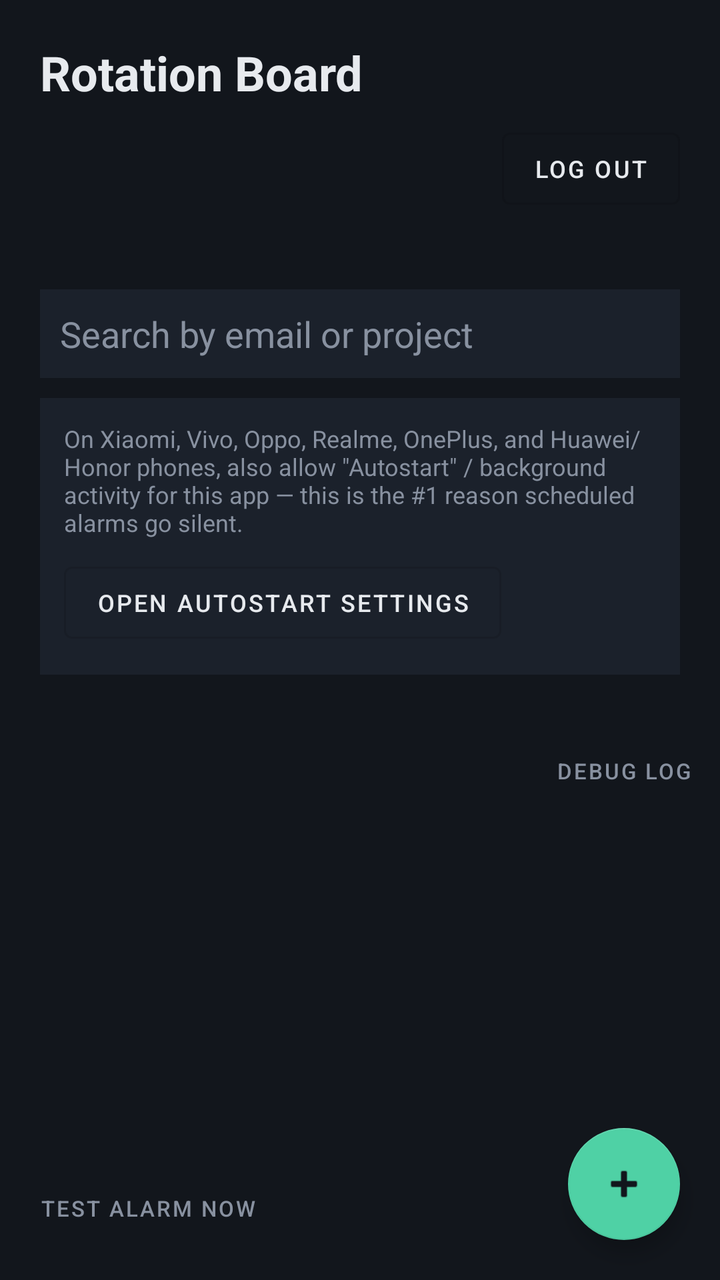
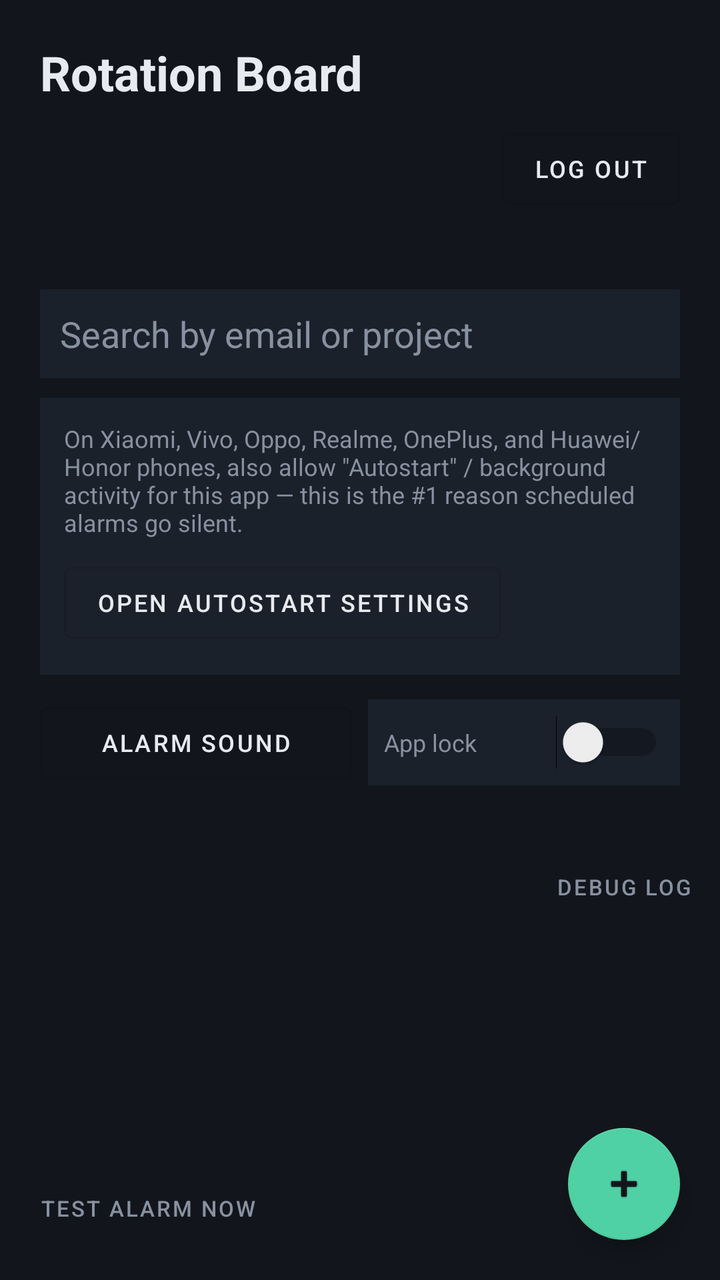

An Android layout rendered at two revisions. The XML below is the earlier revision; the diff shows what the commit changed to produce the second picture.
<!-- AndroidManifest.xml: application theme Theme.RotationBoard -->
<!-- res/layout/activity_dashboard.xml -->
<?xml version="1.0" encoding="utf-8"?>
<LinearLayout xmlns:android="http://schemas.android.com/apk/res/android"
    xmlns:app="http://schemas.android.com/apk/res-auto"
    android:layout_width="match_parent"
    android:layout_height="match_parent"
    android:orientation="vertical"
    android:background="@color/bg">

    <LinearLayout
        android:layout_width="match_parent"
        android:layout_height="wrap_content"
        android:orientation="vertical"
        android:padding="20dp">

        <TextView
            android:layout_width="wrap_content"
            android:layout_height="wrap_content"
            android:text="@string/app_name"
            android:textSize="24sp"
            android:textStyle="bold"
            android:textColor="@color/text_main" />

        <LinearLayout
            android:layout_width="match_parent"
            android:layout_height="wrap_content"
            android:orientation="horizontal"
            android:gravity="center_vertical"
            android:layout_marginTop="8dp">

            <TextView
                android:id="@+id/tvWho"
                android:layout_width="0dp"
                android:layout_height="wrap_content"
                android:layout_weight="1"
                android:textColor="@color/text_dim"
                android:textSize="13sp" />

            <Button
                android:id="@+id/btnLogout"
                style="@style/Widget.MaterialComponents.Button.OutlinedButton"
                android:layout_width="wrap_content"
                android:layout_height="wrap_content"
                android:text="Log out"
                android:textSize="12sp" />
        </LinearLayout>

        <TextView
            android:id="@+id/tvSummary"
            android:layout_width="match_parent"
            android:layout_height="wrap_content"
            android:textColor="@color/text_dim"
            android:textSize="12sp"
            android:layout_marginTop="10dp" />

        <EditText
            android:id="@+id/etSearch"
            android:layout_width="match_parent"
            android:layout_height="wrap_content"
            android:hint="Search by email or project"
            android:textColorHint="@color/text_dim"
            android:textColor="@color/text_main"
            android:background="@color/surface"
            android:padding="10dp"
            android:layout_marginTop="10dp"
            android:inputType="text"
            android:maxLines="1" />

        <LinearLayout
            android:id="@+id/bannerBattery"
            android:layout_width="match_parent"
            android:layout_height="wrap_content"
            android:orientation="vertical"
            android:background="@color/surface"
            android:padding="12dp"
            android:layout_marginTop="10dp"
            android:visibility="gone">

            <TextView
                android:layout_width="match_parent"
                android:layout_height="wrap_content"
                android:text="For alarms to ring reliably, allow this app to ignore battery optimization."
                android:textColor="@color/text_dim"
                android:textSize="12sp" />

            <Button
                android:id="@+id/btnFixBattery"
                android:layout_width="wrap_content"
                android:layout_height="wrap_content"
                android:layout_marginTop="8dp"
                android:text="Fix this"
                android:textSize="12sp" />
        </LinearLayout>

        <LinearLayout
            android:layout_width="match_parent"
            android:layout_height="wrap_content"
            android:orientation="vertical"
            android:background="@color/surface"
            android:padding="12dp"
            android:layout_marginTop="10dp">

            <TextView
                android:layout_width="match_parent"
                android:layout_height="wrap_content"
                android:text="On Xiaomi, Vivo, Oppo, Realme, OnePlus, and Huawei/Honor phones, also allow &quot;Autostart&quot; / background activity for this app — this is the #1 reason scheduled alarms go silent."
                android:textColor="@color/text_dim"
                android:textSize="12sp" />

            <Button
                android:id="@+id/btnAutostart"
                style="@style/Widget.MaterialComponents.Button.OutlinedButton"
                android:layout_width="wrap_content"
                android:layout_height="wrap_content"
                android:layout_marginTop="8dp"
                android:text="Open autostart settings"
                android:textSize="12sp" />
        </LinearLayout>
    </LinearLayout>

    <FrameLayout
        android:layout_width="match_parent"
        android:layout_height="0dp"
        android:layout_weight="1">

        <androidx.recyclerview.widget.RecyclerView
            android:id="@+id/recyclerView"
            android:layout_width="match_parent"
            android:layout_height="match_parent"
            android:paddingHorizontal="16dp"
            android:clipToPadding="false" />

        <TextView
            android:id="@+id/tvEmpty"
            android:layout_width="wrap_content"
            android:layout_height="wrap_content"
            android:layout_gravity="center"
            android:text="No accounts yet.\nTap + to add one."
            android:gravity="center"
            android:textColor="@color/text_dim"
            android:visibility="gone" />

        <com.google.android.material.floatingactionbutton.FloatingActionButton
            android:id="@+id/fabAdd"
            android:layout_width="wrap_content"
            android:layout_height="wrap_content"
            android:layout_gravity="bottom|end"
            android:layout_margin="20dp"
            android:src="@android:drawable/ic_input_add"
            app:backgroundTint="@color/ready" />

        <Button
            android:id="@+id/btnTestAlarm"
            style="@style/Widget.MaterialComponents.Button.TextButton"
            android:layout_width="wrap_content"
            android:layout_height="wrap_content"
            android:layout_gravity="bottom|start"
            android:layout_margin="12dp"
            android:text="Test alarm now"
            android:textSize="11sp"
            android:textColor="@color/text_dim" />

        <Button
            android:id="@+id/btnDebugLog"
            style="@style/Widget.MaterialComponents.Button.TextButton"
            android:layout_width="wrap_content"
            android:layout_height="wrap_content"
            android:layout_gravity="top|end"
            android:layout_margin="4dp"
            android:text="Debug log"
            android:textSize="11sp"
            android:textColor="@color/text_dim" />
    </FrameLayout>
</LinearLayout>
<!-- resources referenced by this layout -->
<resources>
  <color name="bg">#12161C</color>
  <color name="ready">#4FD1A5</color>
  <color name="surface">#1B212B</color>
  <color name="text_dim">#8891A0</color>
  <color name="text_main">#E7EAEE</color>
  <string name="app_name">Rotation Board</string>
  <style name="Theme.RotationBoard" parent="Theme.MaterialComponents.DayNight.NoActionBar">
          <item name="colorPrimary">@color/text_main</item>
          <item name="colorPrimaryVariant">@color/text_main</item>
          <item name="colorOnPrimary">@color/bg</item>
          <item name="colorSecondary">@color/ready</item>
          <item name="colorOnSecondary">@color/bg</item>
          <item name="android:windowBackground">@color/bg</item>
          <item name="android:statusBarColor">@color/bg</item>
          <item name="android:textColorPrimary">@color/text_main</item>
      </style>
</resources>

<!-- the commit's change to res/layout/activity_dashboard.xml (unified diff, before → after) -->
@@ -1,173 +1,254 @@
 <?xml version="1.0" encoding="utf-8"?>
-<LinearLayout xmlns:android="http://schemas.android.com/apk/res/android"
+<FrameLayout xmlns:android="http://schemas.android.com/apk/res/android"
     xmlns:app="http://schemas.android.com/apk/res-auto"
     android:layout_width="match_parent"
     android:layout_height="match_parent"
-    android:orientation="vertical"
     android:background="@color/bg">
 
     <LinearLayout
         android:layout_width="match_parent"
-        android:layout_height="wrap_content"
+        android:layout_height="match_parent"
+        android:orientation="vertical">
+
+        <LinearLayout
+            android:layout_width="match_parent"
+            android:layout_height="wrap_content"
+            android:orientation="vertical"
+            android:padding="20dp">
+
+            <TextView
+                android:layout_width="wrap_content"
+                android:layout_height="wrap_content"
+                android:text="@string/app_name"
+                android:textSize="24sp"
+                android:textStyle="bold"
+                android:textColor="@color/text_main" />
+
+            <LinearLayout
+                android:layout_width="match_parent"
+                android:layout_height="wrap_content"
+                android:orientation="horizontal"
+                android:gravity="center_vertical"
+                android:layout_marginTop="8dp">
+
+                <TextView
+                    android:id="@+id/tvWho"
+                    android:layout_width="0dp"
+                    android:layout_height="wrap_content"
+                    android:layout_weight="1"
+                    android:textColor="@color/text_dim"
+                    android:textSize="13sp" />
+
+                <Button
+                    android:id="@+id/btnLogout"
+                    style="@style/Widget.MaterialComponents.Button.OutlinedButton"
+                    android:layout_width="wrap_content"
+                    android:layout_height="wrap_content"
+                    android:text="Log out"
+                    android:textSize="12sp" />
+            </LinearLayout>
+
+            <TextView
+                android:id="@+id/tvSummary"
+                android:layout_width="match_parent"
+                android:layout_height="wrap_content"
+                android:textColor="@color/text_dim"
+                android:textSize="12sp"
+                android:layout_marginTop="10dp" />
+
+            <EditText
+                android:id="@+id/etSearch"
+                android:layout_width="match_parent"
+                android:layout_height="wrap_content"
+                android:hint="Search by email or project"
+                android:textColorHint="@color/text_dim"
+                android:textColor="@color/text_main"
+                android:background="@color/surface"
+                android:padding="10dp"
+                android:layout_marginTop="10dp"
+                android:inputType="text"
+                android:maxLines="1" />
+
+            <LinearLayout
+                android:id="@+id/bannerBattery"
+                android:layout_width="match_parent"
+                android:layout_height="wrap_content"
+                android:orientation="vertical"
+                android:background="@color/surface"
+                android:padding="12dp"
+                android:layout_marginTop="10dp"
+                android:visibility="gone">
+
+                <TextView
+                    android:layout_width="match_parent"
+                    android:layout_height="wrap_content"
+                    android:text="For alarms to ring reliably, allow this app to ignore battery optimization."
+                    android:textColor="@color/text_dim"
+                    android:textSize="12sp" />
+
+                <Button
+                    android:id="@+id/btnFixBattery"
+                    android:layout_width="wrap_content"
+                    android:layout_height="wrap_content"
+                    android:layout_marginTop="8dp"
+                    android:text="Fix this"
+                    android:textSize="12sp" />
+            </LinearLayout>
+
+            <LinearLayout
+                android:layout_width="match_parent"
+                android:layout_height="wrap_content"
+                android:orientation="vertical"
+                android:background="@color/surface"
+                android:padding="12dp"
+                android:layout_marginTop="10dp">
+
+                <TextView
+                    android:layout_width="match_parent"
+                    android:layout_height="wrap_content"
+                    android:text="On Xiaomi, Vivo, Oppo, Realme, OnePlus, and Huawei/Honor phones, also allow &quot;Autostart&quot; / background activity for this app — this is the #1 reason scheduled alarms go silent."
+                    android:textColor="@color/text_dim"
+                    android:textSize="12sp" />
+
+                <Button
+                    android:id="@+id/btnAutostart"
+                    style="@style/Widget.MaterialComponents.Button.OutlinedButton"
+                    android:layout_width="wrap_content"
+                    android:layout_height="wrap_content"
+                    android:layout_marginTop="8dp"
+                    android:text="Open autostart settings"
+                    android:textSize="12sp" />
+            </LinearLayout>
+
+            <LinearLayout
+                android:layout_width="match_parent"
+                android:layout_height="wrap_content"
+                android:orientation="horizontal"
+                android:gravity="center_vertical"
+                android:layout_marginTop="10dp">
+
+                <Button
+                    android:id="@+id/btnAlarmSound"
+                    style="@style/Widget.MaterialComponents.Button.OutlinedButton"
+                    android:layout_width="0dp"
+                    android:layout_height="wrap_content"
+                    android:layout_weight="1"
+                    android:text="Alarm sound"
+                    android:textSize="12sp" />
+
+                <LinearLayout
+                    android:layout_width="0dp"
+                    android:layout_height="wrap_content"
+                    android:layout_weight="1"
+                    android:layout_marginStart="8dp"
+                    android:orientation="horizontal"
+                    android:gravity="center_vertical"
+                    android:background="@color/surface"
+                    android:padding="8dp">
+
+                    <TextView
+                        android:layout_width="0dp"
+                        android:layout_height="wrap_content"
+                        android:layout_weight="1"
+                        android:text="App lock"
+                        android:textColor="@color/text_dim"
+                        android:textSize="12sp" />
+
+                    <Switch
+                        android:id="@+id/switchAppLock"
+                        android:layout_width="wrap_content"
+                        android:layout_height="wrap_content" />
+                </LinearLayout>
+            </LinearLayout>
+        </LinearLayout>
+
+        <FrameLayout
+            android:layout_width="match_parent"
+            android:layout_height="0dp"
+            android:layout_weight="1">
+
+            <androidx.recyclerview.widget.RecyclerView
+                android:id="@+id/recyclerView"
+                android:layout_width="match_parent"
+                android:layout_height="match_parent"
+                android:paddingHorizontal="16dp"
+                android:clipToPadding="false" />
+
+            <TextView
+                android:id="@+id/tvEmpty"
+                android:layout_width="wrap_content"
+                android:layout_height="wrap_content"
+                android:layout_gravity="center"
+                android:text="No accounts yet.\nTap + to add one."
+                android:gravity="center"
+                android:textColor="@color/text_dim"
+                android:visibility="gone" />
+
+            <com.google.android.material.floatingactionbutton.FloatingActionButton
+                android:id="@+id/fabAdd"
+                android:layout_width="wrap_content"
+                android:layout_height="wrap_content"
+                android:layout_gravity="bottom|end"
+                android:layout_margin="20dp"
+                android:src="@android:drawable/ic_input_add"
+                app:backgroundTint="@color/ready" />
+
+            <Button
+                android:id="@+id/btnTestAlarm"
+                style="@style/Widget.MaterialComponents.Button.TextButton"
+                android:layout_width="wrap_content"
+                android:layout_height="wrap_content"
+                android:layout_gravity="bottom|start"
+                android:layout_margin="12dp"
+                android:text="Test alarm now"
+                android:textSize="11sp"
+                android:textColor="@color/text_dim" />
+
+            <Button
+                android:id="@+id/btnDebugLog"
+                style="@style/Widget.MaterialComponents.Button.TextButton"
+                android:layout_width="wrap_content"
+                android:layout_height="wrap_content"
+                android:layout_gravity="top|end"
+                android:layout_margin="4dp"
+                android:text="Debug log"
+                android:textSize="11sp"
+                android:textColor="@color/text_dim" />
+        </FrameLayout>
+    </LinearLayout>
+
+    
+    <LinearLayout
+        android:id="@+id/lockOverlay"
+        android:layout_width="match_parent"
+        android:layout_height="match_parent"
         android:orientation="vertical"
-        android:padding="20dp">
+        android:gravity="center"
+        android:background="@color/bg"
+        android:visibility="gone"
+        android:clickable="true"
+        android:focusable="true">
 
         <TextView
             android:layout_width="wrap_content"
             android:layout_height="wrap_content"
-            android:text="@string/app_name"
-            android:textSize="24sp"
+            android:text="🔒"
+            android:textSize="48sp" />
+
+        <TextView
+            android:layout_width="wrap_content"
+            android:layout_height="wrap_content"
+            android:text="Locked"
+            android:textColor="@color/text_main"
+            android:textSize="18sp"
             android:textStyle="bold"
-            android:textColor="@color/text_main" />
-
-        <LinearLayout
-            android:layout_width="match_parent"
-            android:layout_height="wrap_content"
-            android:orientation="horizontal"
-            android:gravity="center_vertical"
-            android:layout_marginTop="8dp">
-
-            <TextView
-                android:id="@+id/tvWho"
-                android:layout_width="0dp"
-                android:layout_height="wrap_content"
-                android:layout_weight="1"
-                android:textColor="@color/text_dim"
-                android:textSize="13sp" />
-
-            <Button
-                android:id="@+id/btnLogout"
-                style="@style/Widget.MaterialComponents.Button.OutlinedButton"
-                android:layout_width="wrap_content"
-                android:layout_height="wrap_content"
-                android:text="Log out"
-                android:textSize="12sp" />
-        </LinearLayout>
-
-        <TextView
-            android:id="@+id/tvSummary"
-            android:layout_width="match_parent"
-            android:layout_height="wrap_content"
-            android:textColor="@color/text_dim"
-            android:textSize="12sp"
-            android:layout_marginTop="10dp" />
-
-        <EditText
-            android:id="@+id/etSearch"
-            android:layout_width="match_parent"
-            android:layout_height="wrap_content"
-            android:hint="Search by email or project"
-            android:textColorHint="@color/text_dim"
-            android:textColor="@color/text_main"
-            android:background="@color/surface"
-            android:padding="10dp"
-            android:layout_marginTop="10dp"
-            android:inputType="text"
-            android:maxLines="1" />
-
-        <LinearLayout
-            android:id="@+id/bannerBattery"
-            android:layout_width="match_parent"
-            android:layout_height="wrap_content"
-            android:orientation="vertical"
-            android:background="@color/surface"
-            android:padding="12dp"
-            android:layout_marginTop="10dp"
-            android:visibility="gone">
-
-            <TextView
-                android:layout_width="match_parent"
-                android:layout_height="wrap_content"
-                android:text="For alarms to ring reliably, allow this app to ignore battery optimization."
-                android:textColor="@color/text_dim"
-                android:textSize="12sp" />
-
-            <Button
-                android:id="@+id/btnFixBattery"
-                android:layout_width="wrap_content"
-                android:layout_height="wrap_content"
-                android:layout_marginTop="8dp"
-                android:text="Fix this"
-                android:textSize="12sp" />
-        </LinearLayout>
-
-        <LinearLayout
-            android:layout_width="match_parent"
-            android:layout_height="wrap_content"
-            android:orientation="vertical"
-            android:background="@color/surface"
-            android:padding="12dp"
-            android:layout_marginTop="10dp">
-
-            <TextView
-                android:layout_width="match_parent"
-                android:layout_height="wrap_content"
-                android:text="On Xiaomi, Vivo, Oppo, Realme, OnePlus, and Huawei/Honor phones, also allow &quot;Autostart&quot; / background activity for this app — this is the #1 reason scheduled alarms go silent."
-                android:textColor="@color/text_dim"
-                android:textSize="12sp" />
-
-            <Button
-                android:id="@+id/btnAutostart"
-                style="@style/Widget.MaterialComponents.Button.OutlinedButton"
-                android:layout_width="wrap_content"
-                android:layout_height="wrap_content"
-                android:layout_marginTop="8dp"
-                android:text="Open autostart settings"
-                android:textSize="12sp" />
-        </LinearLayout>
+            android:layout_marginTop="12dp" />
+
+        <Button
+            android:id="@+id/btnUnlock"
+            android:layout_width="wrap_content"
+            android:layout_height="wrap_content"
+            android:text="Unlock"
+            android:layout_marginTop="20dp" />
     </LinearLayout>
-
-    <FrameLayout
-        android:layout_width="match_parent"
-        android:layout_height="0dp"
-        android:layout_weight="1">
-
-        <androidx.recyclerview.widget.RecyclerView
-            android:id="@+id/recyclerView"
-            android:layout_width="match_parent"
-            android:layout_height="match_parent"
-            android:paddingHorizontal="16dp"
-            android:clipToPadding="false" />
-
-        <TextView
-            android:id="@+id/tvEmpty"
-            android:layout_width="wrap_content"
-            android:layout_height="wrap_content"
-            android:layout_gravity="center"
-            android:text="No accounts yet.\nTap + to add one."
-            android:gravity="center"
-            android:textColor="@color/text_dim"
-            android:visibility="gone" />
-
-        <com.google.android.material.floatingactionbutton.FloatingActionButton
-            android:id="@+id/fabAdd"
-            android:layout_width="wrap_content"
-            android:layout_height="wrap_content"
-            android:layout_gravity="bottom|end"
-            android:layout_margin="20dp"
-            android:src="@android:drawable/ic_input_add"
-            app:backgroundTint="@color/ready" />
-
-        <Button
-            android:id="@+id/btnTestAlarm"
-            style="@style/Widget.MaterialComponents.Button.TextButton"
-            android:layout_width="wrap_content"
-            android:layout_height="wrap_content"
-            android:layout_gravity="bottom|start"
-            android:layout_margin="12dp"
-            android:text="Test alarm now"
-            android:textSize="11sp"
-            android:textColor="@color/text_dim" />
-
-        <Button
-            android:id="@+id/btnDebugLog"
-            style="@style/Widget.MaterialComponents.Button.TextButton"
-            android:layout_width="wrap_content"
-            android:layout_height="wrap_content"
-            android:layout_gravity="top|end"
-            android:layout_margin="4dp"
-            android:text="Debug log"
-            android:textSize="11sp"
-            android:textColor="@color/text_dim" />
-    </FrameLayout>
-</LinearLayout>
+</FrameLayout>
